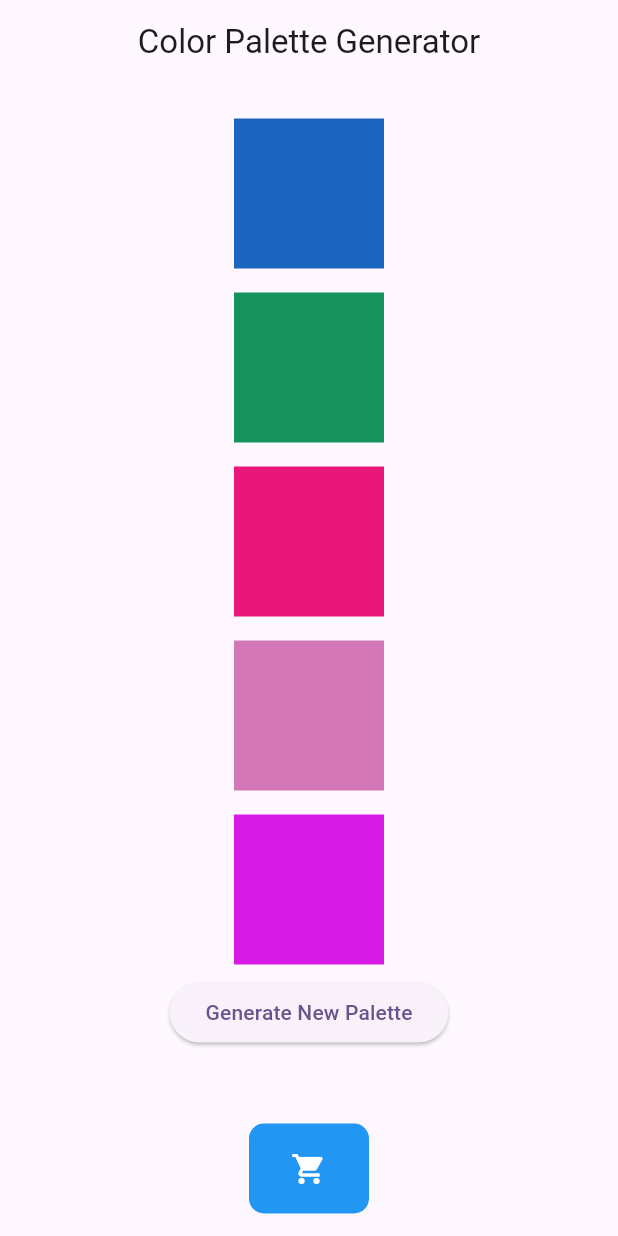
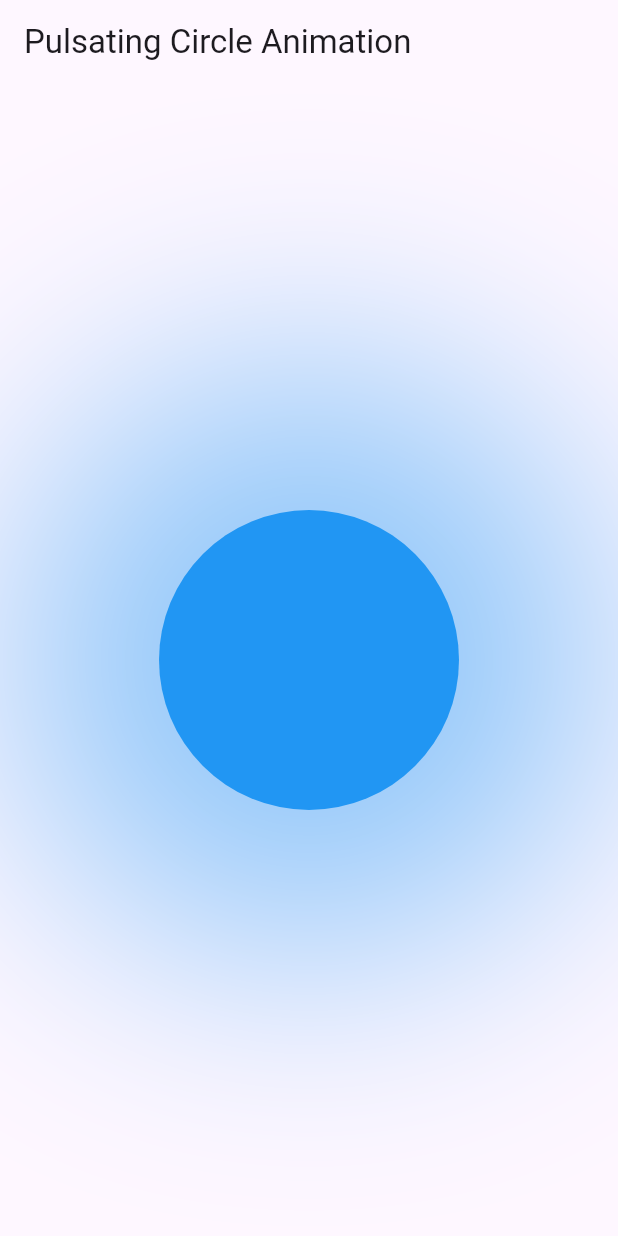
Before and after one commit to HanuShashwat/Flutter-Animation-Practice, a Flutter app: the screen it shows after launch, on a phone screen of 412 x 824 dp. Run offline on Flutter 3.47's test engine with Material 3 defaults, Android fonts, the phone set to English and light mode, and no system bars.

Commit message:
Made a static blue circle.

```diff
--- a/lib/implicit_examples/animated_shopping_cart_button.dart
+++ b/lib/implicit_examples/animated_shopping_cart_button.dart
@@ -20,7 +20,7 @@ class _ShoppingCartButtonState extends State<ShoppingCartButton> {
             });
           },
           child: AnimatedContainer(
-            duration: const Duration(milliseconds: 1000),
+            duration: const Duration(milliseconds: 500),
             width: isExpanded ? 200 : 80.0,
             height: 60.0,
             decoration: BoxDecoration(
--- /dev/null
+++ b/lib/implicit_examples/animated_tween_animation_builder.dart
@@ -0,0 +1,32 @@
+import 'package:flutter/material.dart';
+
+class PulsatingCircleAnimation extends StatelessWidget {
+  const PulsatingCircleAnimation({super.key});
+  final double size = 200;
+
+  @override
+  Widget build(BuildContext context) {
+    return Scaffold(
+      appBar: AppBar(
+        title: const Text('Pulsating Circle Animation'),
+      ),
+      body: Center(
+        child: Container(
+          width: size,
+          height: size,
+          decoration: BoxDecoration(
+            shape: BoxShape.circle,
+            color: Colors.blue,
+            boxShadow: [
+              BoxShadow(
+                color: Colors.blue.withOpacity(0.5),
+                blurRadius: size,
+                spreadRadius: size/2,
+              )
+            ]
+          ),
+        ),
+      ),
+    );
+  }
+}
--- a/lib/main.dart
+++ b/lib/main.dart
@@ -1,5 +1,6 @@
 import 'package:animation_practice/implicit_examples/animated_color_pallete.dart';
 import 'package:flutter/material.dart';
+import 'implicit_examples/animated_tween_animation_builder.dart';
 
 void main() {
   runApp(const MyApp());
@@ -16,7 +17,7 @@ class MyApp extends StatelessWidget {
         colorScheme: ColorScheme.fromSeed(seedColor: Colors.deepPurple),
         useMaterial3: true,
       ),
-      home: const AnimatedColorPalette(),
+      home: const PulsatingCircleAnimation(),
     );
   }
 }
```
